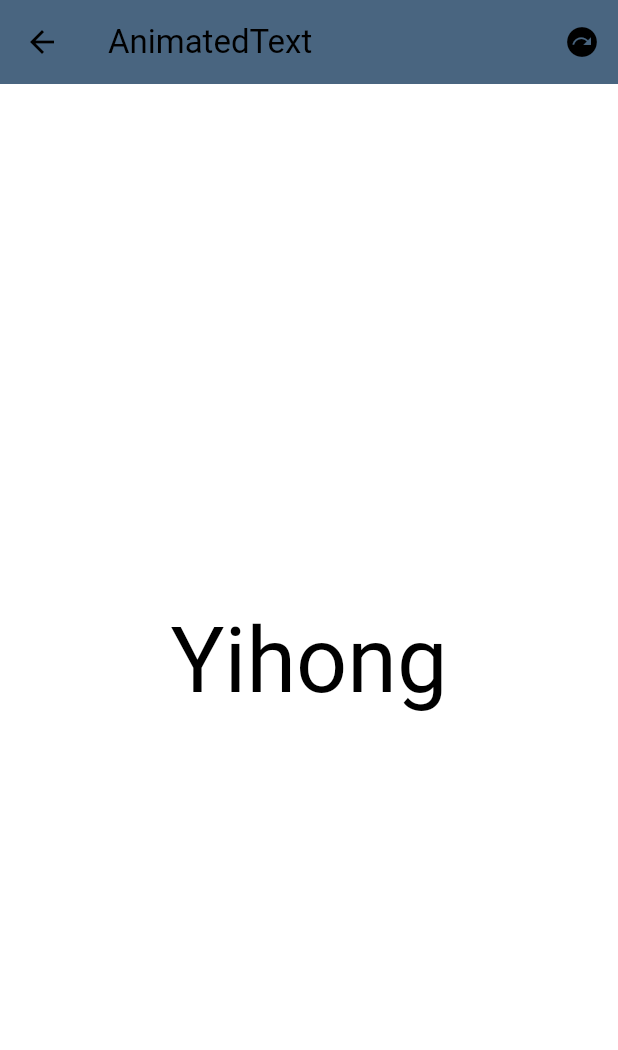
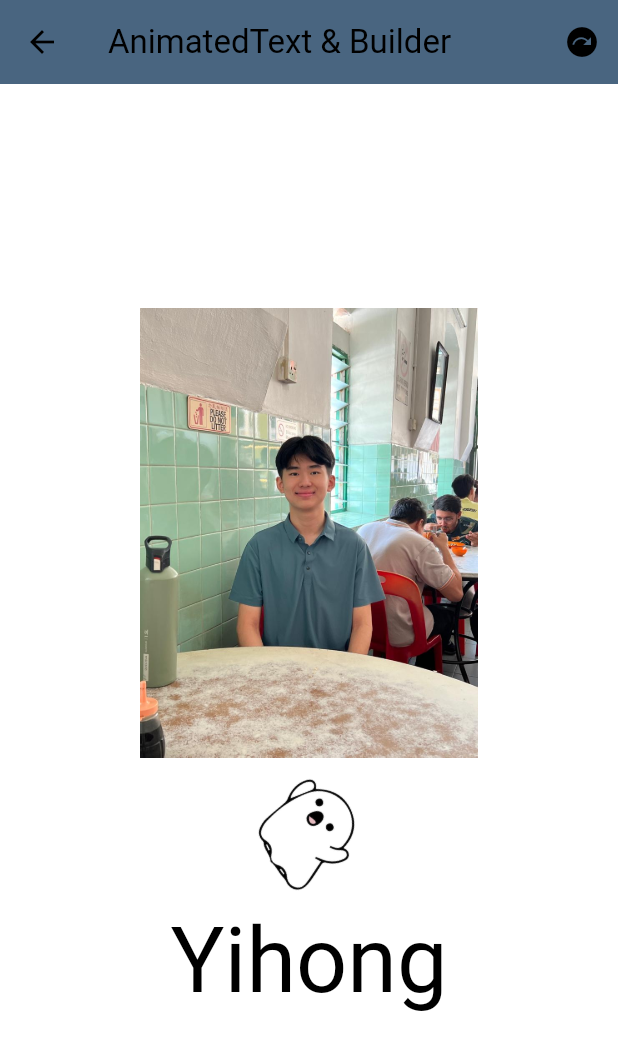
Before and after one commit to yihong8803/2monthFlutter, a Flutter app: the ImplicitAnimation2 screen opened directly, on a phone screen of 412 x 824 dp. Shown: the top 1050 px of the screen. Run offline on Flutter 3.47's test engine with Material 3 defaults, Android fonts, the phone set to English and light mode, and no system bars; our stand-ins replace audioplayers, flutter_bloc, lottie.

Commit message:
Animation Rotate

```diff
--- a/lib/Day6_Animation/animtion2.dart
+++ b/lib/Day6_Animation/animtion2.dart
@@ -2,6 +2,7 @@ import 'package:flutter/material.dart';
 import 'package:lottie/lottie.dart';
 import 'package:two_month_flutter/Day6_Animation/lottieAnimation.dart';
 import 'package:two_month_flutter/Day6_Animation/lottieAnimation2.dart';
+import 'dart:math';
 
 class ImplicitAnimation2 extends StatefulWidget {
   const ImplicitAnimation2({super.key});
@@ -12,13 +13,26 @@ class ImplicitAnimation2 extends StatefulWidget {
 
 class _ImplicitAnimation2State extends State<ImplicitAnimation2>
     with TickerProviderStateMixin {
-  bool isExpanded = false;
+  late final AnimationController _controller = AnimationController(
+    //vsync only available with TickerProviderStateMixin
+    vsync: this,
+    duration: const Duration(seconds: 10),
+  )..repeat();
+
+  @override
+  void dispose() {
+    // TODO: implement dispose
+    super.dispose();
+    _controller.dispose();
+  }
+
   bool selected = false;
+  double opacityLevel = 1.0;
   @override
   Widget build(BuildContext context) {
     return Scaffold(
       appBar: AppBar(
-        title: Text("AnimatedText"),
+        title: Text("AnimatedText & Builder"),
         actions: [
           IconButton(
               onPressed: () {
@@ -32,7 +46,34 @@ class _ImplicitAnimation2State extends State<ImplicitAnimation2>
         ],
       ),
       body: Center(
-        child: GestureDetector(
+        child: Column(
+          mainAxisAlignment: MainAxisAlignment.center,
+          children: [
+            //Changing Opacity of Flutter Logo
+            GestureDetector(
+              onTap: () {
+                setState(() {
+                  opacityLevel = opacityLevel == 0 ? 1.0 : 0.0;
+                });
+              },
+              child: AnimatedOpacity(
+                opacity: opacityLevel,
+                duration: Duration(seconds: 2),
+                child:
+                    Image.asset("assets/img/nerd.jpg", width: 300, height: 300),
+              ),
+            ),
+
+            //Rotating Flutter Logo
+            AnimatedBuilder(
+                animation: _controller,
+                child: Image.asset("assets/img/ghost.png",
+                    width: 100, height: 100),
+                builder: (BuildContext context, Widget? child) {
+                  return Transform.rotate(
+                      angle: _controller.value * 2.0 * pi, child: child);
+                }),
+            GestureDetector(
               onTap: () {
                 setState(() {
                   selected = !selected;
@@ -49,6 +90,8 @@ class _ImplicitAnimation2State extends State<ImplicitAnimation2>
                           color: Theme.of(context).colorScheme.onSecondary),
                   duration: Duration(seconds: 1)),
             ),
+          ],
+        ),
       ),
     );
   }
```
Also changed, not shown: assets/img/ghost.png (added). Lines whose indentation alone changed are shown as unchanged.
